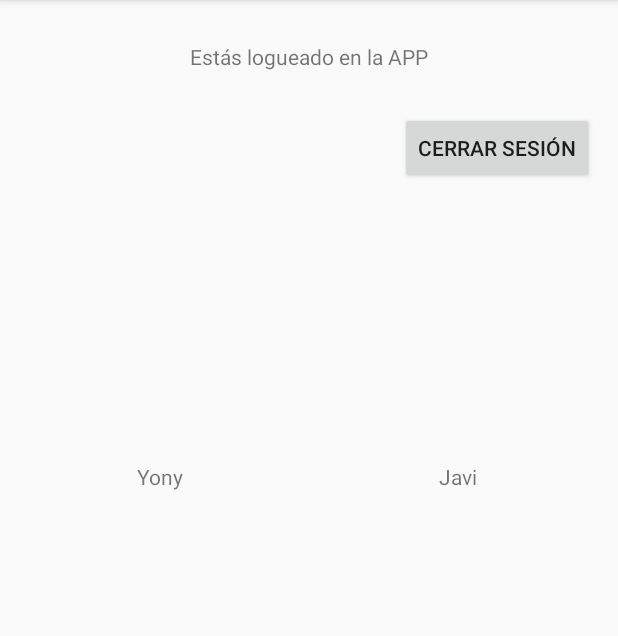
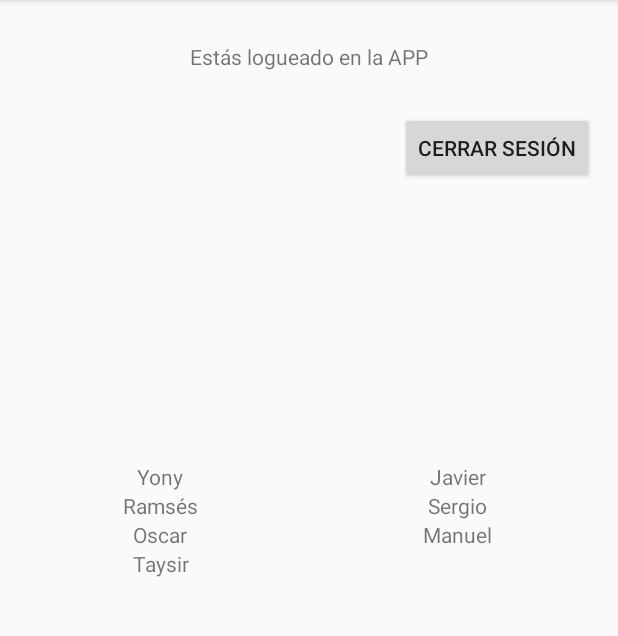
Before and after one commit to taysir20/entrega2Android, an Android app: the ListFragment screen opened directly, with no data from a screen before it, on a phone screen of 412 x 824 dp, the part 84-720 px from its top. Run offline under Robolectric (Android 15) with nearby library versions, the phone set to English and light mode, and no system bars; our stand-ins replace Firebase (no records; nobody signed in at launch, a user with empty details on screens opened directly).

Commit message:
Añadido arrayList para pintar la lista

```diff
--- a/mylib/src/main/java/com/example/mylib/fragment/ListAdapter.java
+++ b/mylib/src/main/java/com/example/mylib/fragment/ListAdapter.java
@@ -8,11 +8,20 @@ import android.widget.TextView;
 
 import com.example.mylib.R;
 
+import java.util.ArrayList;
+
 /**
  * Created by tay on 28/11/17.
  */
 
+
 public class ListAdapter extends RecyclerView.Adapter<ListAdapter.MyViewHolder>{
+    private ArrayList<String> contenidoLista; //declaramos un array que contiene contenido que queremos que s epinte en las celdas de la lista
+
+    public ListAdapter(ArrayList<String> contenidoLista) {
+        this.contenidoLista = contenidoLista;
+    }
+
     @Override
     public MyViewHolder onCreateViewHolder(ViewGroup parent, int viewType) { //creamos el molde de la celda y lo asociamos con su xml que es el que hemos creado llamado list_cell_layout.
         //Este xml es la parte visual de la celda (lo que queremos que contenga)
@@ -26,21 +35,33 @@ public class ListAdapter extends RecyclerView.Adapter<ListAdapter.MyViewHolder>{
 
     @Override
     public void onBindViewHolder(MyViewHolder holder, int position) {//pinta el contenido de los elementos de la celda a través del molde y para cada posición de las celda.
-    if(position==0){
+            holder.getTxtNombre().setText(this.getContenidoLista().get(position)); // por cada posición se pinta una posición del arraylist
+
+
+
+    /*if(position==0){
         holder.getTxtNombre().setText("Yony");
     }else if(position==1){
         holder.getTxtNombre().setText("Javi");
     }
+    */
 
     }
 
     @Override
     public int getItemCount() {
-        return 2;
+        return this.getContenidoLista().size();// decimos que pinte tantas columnas de dos en dos como pusimos antes como size sea del arraylist
     } //extendemos del padre genérico adapter.
     //Necesitamos que recoja datos de tipo VH--> View Holder que es un dataholder basicamente que contiene los datos de la colección
 
 
+    public ArrayList<String> getContenidoLista() {
+        return contenidoLista;
+    }
+
+    public void setContenidoLista(ArrayList<String> contenidoLista) {
+        this.contenidoLista = contenidoLista;
+    }
 
     class MyViewHolder extends RecyclerView.ViewHolder{
         private TextView txtNombre;
--- a/mylib/src/main/java/com/example/mylib/fragment/ListFragment.java
+++ b/mylib/src/main/java/com/example/mylib/fragment/ListFragment.java
@@ -10,6 +10,8 @@ import android.view.View;
 import android.view.ViewGroup;
 
 import com.example.mylib.R;
+
+import java.util.ArrayList;
 
 /**
  * A simple {@link Fragment} subclass.
@@ -32,7 +34,15 @@ public class ListFragment extends Fragment {
         myLista.setLayoutManager(new GridLayoutManager(getContext(),2)); // spanCount es el número de columnas. Esto hace directamente que sea una colección, dado que una tabla solo tiene una columna.
         //Ahora creamos un adapter que va a ser el encargado de rellenar con datos la colección.
         //Creamos el  nuevo ListAdapter y pintara todo el contenido de list Adapter
-        myLista.setAdapter(new ListAdapter());
+        ArrayList<String> contenidoLista = new ArrayList<String>(); // este array lo creamos de forma manual, pero a posteriori lo que haremos es descargarlo de firebase
+        contenidoLista.add("Yony");
+        contenidoLista.add("Javier");
+        contenidoLista.add("Ramsés");
+        contenidoLista.add("Sergio");
+        contenidoLista.add("Oscar");
+        contenidoLista.add("Manuel");
+        contenidoLista.add("Taysir");
+        myLista.setAdapter(new ListAdapter(contenidoLista)); // pasamos por parámetro el arrayList creado para inicializar el arrayList del listAdapter
 
         return view;
     }
```
